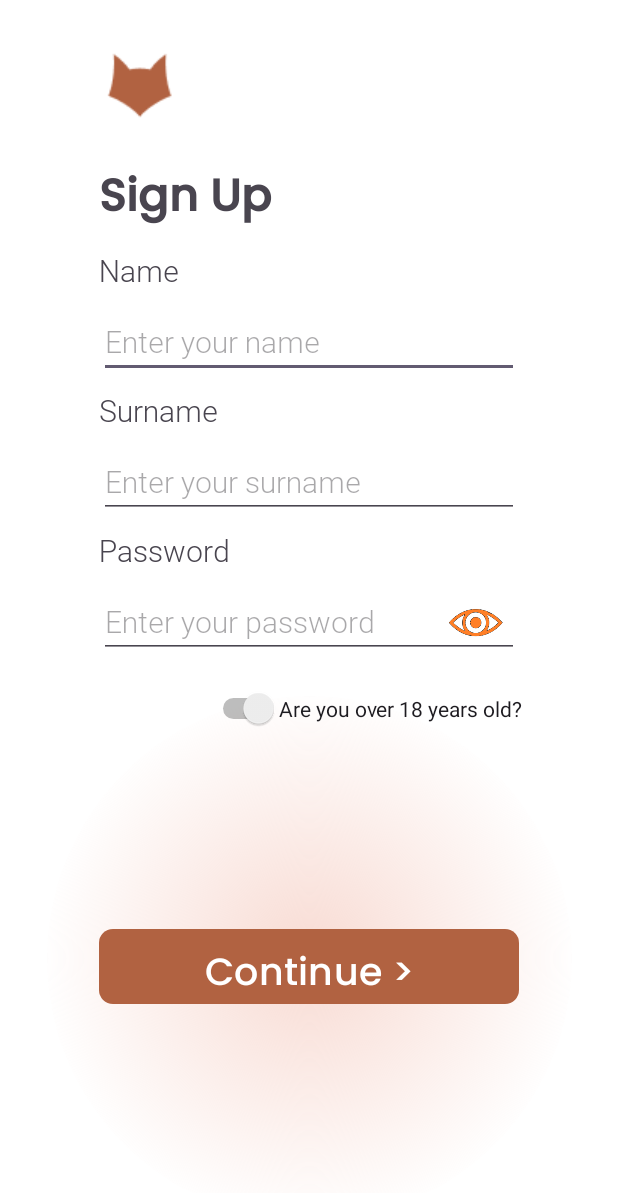
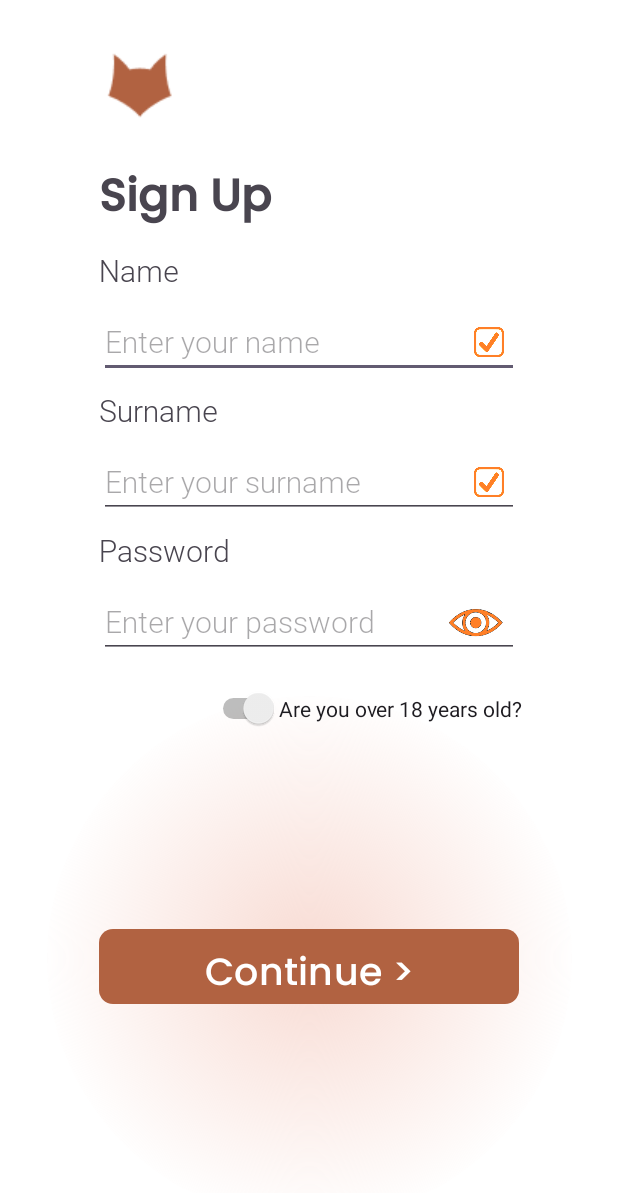
Before and after one commit to VadimKravchenkoDev/Registration-page, an Android app: the screen it shows after launch (MainActivity), on a phone screen of 412 x 824 dp. Shown: the top 1193 px of the screen. Run offline under Robolectric (Android 15) with nearby library versions, the phone set to English and light mode, and no system bars.

Commit message:
add checked image

```diff
--- a/app/src/main/java/com/example/registrationpage/MainActivity.java
+++ b/app/src/main/java/com/example/registrationpage/MainActivity.java
@@ -2,7 +2,9 @@ package com.example.registrationpage;
 
 import android.graphics.Color;
 import android.os.Bundle;
+import android.text.Editable;
 import android.text.InputType;
+import android.text.TextWatcher;
 import android.util.Log;
 import android.view.View;
 import android.widget.TextView;
@@ -52,12 +54,32 @@ public class MainActivity extends AppCompatActivity {
         binding.imageCloseEye.setOnClickListener(v -> registrationData.onImageClick());
         binding.imageOpenEye.setOnClickListener(v -> registrationData.onImageClick());
 
-        binding.editTextName.setOnFocusChangeListener((v, hasFocus) -> {
+        /*binding.editTextName.setOnFocusChangeListener((v, hasFocus) -> {
             if (hasFocus) {
                 binding.editTextName.setTextColor(ContextCompat.getColor(this, R.color.black));
                 if(binding.editTextName.getText().toString().equals("name")){binding.editTextName.setText("");}
             }
+        });*/
+
+        binding.editTextName.addTextChangedListener(new TextWatcher() {
+            @Override
+            public void beforeTextChanged(CharSequence s, int start, int count, int after) {
+
+            }
+
+            @Override
+            public void onTextChanged(CharSequence s, int start, int before, int count) {
+
+                binding.editTextName.setTextColor(ContextCompat.getColor(MainActivity.this, R.color.black));
+                if(binding.editTextName.getText().toString().equals("name")){binding.editTextName.setText("");}
+            }
+
+            @Override
+            public void afterTextChanged(Editable s) {
+
+            }
         });
+
 
         binding.editTextSername.setOnFocusChangeListener((v, hasFocus) -> {
             if (hasFocus) {
--- a/app/src/main/res/layout/activity_main.xml
+++ b/app/src/main/res/layout/activity_main.xml
@@ -59,6 +59,18 @@
         android:hint="@string/hint_name"
         app:layout_constraintTop_toBottomOf="@+id/textView_name" />
 
+    <ImageView
+        android:id="@+id/im_name_checked"
+        android:layout_width="20dp"
+        android:layout_height="20dp"
+        app:layout_constraintBottom_toBottomOf="@+id/editText_name"
+        app:layout_constraintEnd_toEndOf="@+id/editText_name"
+        app:layout_constraintTop_toTopOf="@+id/editText_name"
+        android:layout_marginRight="10dp"
+        app:srcCompat="@drawable/checked"
+        android:visibility="visible"
+        />
+
     <!--Surname block -->
     <TextView
         android:id="@+id/textView_surname"
@@ -74,6 +86,18 @@
         android:inputType="text"
         android:hint="@string/hint_surname"
         app:layout_constraintTop_toBottomOf="@+id/textView_surname" />
+
+    <ImageView
+        android:id="@+id/im_sername_checked"
+        android:layout_width="20dp"
+        android:layout_height="20dp"
+        app:layout_constraintBottom_toBottomOf="@+id/editText_sername"
+        app:layout_constraintEnd_toEndOf="@+id/editText_sername"
+        app:layout_constraintTop_toTopOf="@+id/editText_sername"
+        android:layout_marginRight="10dp"
+        app:srcCompat="@drawable/checked"
+        android:visibility="visible"
+        />
 
     <!--Password block -->
     <TextView
```
Also changed, not shown: app/src/main/res/drawable/checked.png (added).
